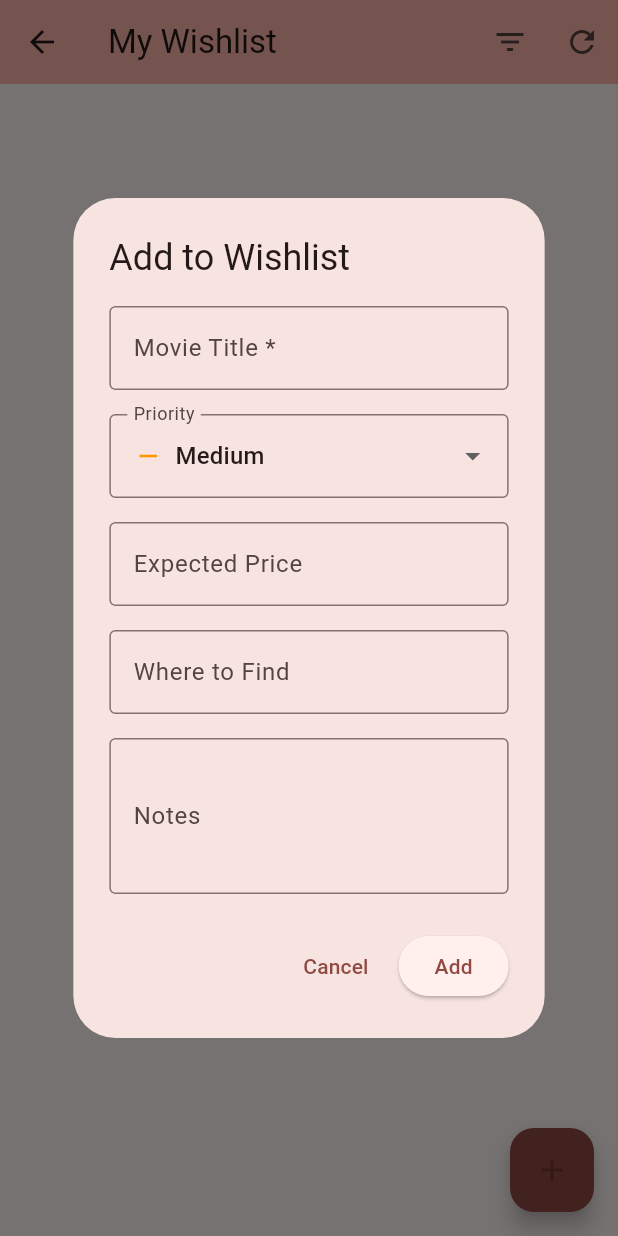
After one commit to Cjking57893/ase-456-movie-collection-app, a Flutter app: the WishlistPage screen opened directly, after a tap on the "add" icon, on a phone screen of 412 x 824 dp. The commit adds this screen. Run offline on Flutter 3.47's test engine with Material 3 defaults, Android fonts, the phone set to English and light mode, and no system bars; our stand-ins replace cloud_firestore, firebase_auth, firebase_core, flutter_dotenv; accounts and stored records are empty.

Commit message:
Added wishlist feature

```diff
--- a/lib/core/service_locator.dart
+++ b/lib/core/service_locator.dart
@@ -4,6 +4,7 @@ import '../repositories/movie_repository.dart';
 import '../services/auth_service.dart';
 import '../services/movie_service.dart';
 import '../services/tmdb_service.dart';
+import '../services/wishlist_service.dart';
 
 class ServiceLocator {
   static final ServiceLocator _instance = ServiceLocator._internal();
@@ -16,6 +17,7 @@ class ServiceLocator {
   late final AuthService _authService;
   late final MovieService _movieService;
   late final TmdbService _tmdbService;
+  late final WishlistService _wishlistService;
 
   void setup() {
     _authRepository = FirebaseAuthRepository();
@@ -30,6 +32,9 @@ class ServiceLocator {
       movieRepository: _movieRepository,
       userRepository: _userRepository,
     );
+    _wishlistService = WishlistService(
+      userRepository: _userRepository,
+    );
   }
 
   AuthService get authService => _authService;
@@ -38,4 +43,5 @@ class ServiceLocator {
   MovieRepository get movieRepository => _movieRepository;
   MovieService get movieService => _movieService;
   TmdbService get tmdbService => _tmdbService;
+  WishlistService get wishlistService => _wishlistService;
 }
--- a/lib/screens/home_page.dart
+++ b/lib/screens/home_page.dart
@@ -2,6 +2,7 @@ import 'package:flutter/material.dart';
 import '../core/service_locator.dart';
 import 'movie_list_page.dart';
 import 'settings_page.dart';
+import 'wishlist_page.dart';
 
 class HomePage extends StatelessWidget {
   const HomePage({super.key});
@@ -60,6 +61,17 @@ class HomePage extends StatelessWidget {
               },
             ),
             ListTile(
+              leading: const Icon(Icons.playlist_add),
+              title: const Text('Wishlist'),
+              onTap: () {
+                Navigator.of(context).pop();
+                Navigator.push(
+                  context,
+                  MaterialPageRoute(builder: (context) => const WishlistPage()),
+                );
+              },
+            ),
+            ListTile(
               leading: const Icon(Icons.settings),
               title: const Text('Settings'),
               onTap: () {
--- a/lib/screens/movie_list_page.dart
+++ b/lib/screens/movie_list_page.dart
@@ -4,6 +4,7 @@ import '../models/movie.dart';
 import 'add_movie_page.dart';
 import 'edit_movie_page.dart';
 import 'movie_search_page.dart';
+import 'wishlist_page.dart';
 
 class MovieListPage extends StatefulWidget {
   const MovieListPage({super.key});
@@ -123,6 +124,21 @@ class _MovieListPageState extends State<MovieListPage>
       floatingActionButton: Column(
         mainAxisAlignment: MainAxisAlignment.end,
         children: [
+          FloatingActionButton(
+            onPressed: () {
+              Navigator.of(context).push(
+                MaterialPageRoute(
+                  builder: (context) => const WishlistPage(),
+                ),
+              );
+            },
+            heroTag: 'wishlist',
+            backgroundColor: Colors.orange,
+            foregroundColor: Colors.white,
+            tooltip: 'My Wishlist',
+            child: const Icon(Icons.playlist_add),
+          ),
+          const SizedBox(height: 10),
           FloatingActionButton(
             onPressed: () async {
               await Navigator.of(context).push(
--- /dev/null
+++ b/lib/screens/wishlist_page.dart
@@ -0,0 +1,555 @@
+import 'package:flutter/material.dart';
+import '../core/service_locator.dart';
+import '../models/wishlist.dart';
+
+class WishlistPage extends StatefulWidget {
+  const WishlistPage({super.key});
+
+  @override
+  State<WishlistPage> createState() => _WishlistPageState();
+}
+
+class _WishlistPageState extends State<WishlistPage> {
+  final _wishlistService = ServiceLocator().wishlistService;
+  final _authService = ServiceLocator().authService;
+
+  List<WishlistItem> _items = [];
+  bool _isLoading = true;
+  String? _errorMessage;
+  WishlistPriority? _filterPriority;
+
+  @override
+  void initState() {
+    super.initState();
+    _loadWishlist();
+  }
+
+  Future<void> _loadWishlist() async {
+    setState(() {
+      _isLoading = true;
+      _errorMessage = null;
+    });
+
+    try {
+      final userId = _authService.currentUser?.uid;
+      if (userId != null) {
+        final wishlist = await _wishlistService.getUserWishlist(userId);
+        if (mounted) {
+          setState(() {
+            _items = wishlist?.items ?? [];
+            _isLoading = false;
+          });
+        }
+      } else {
+        if (mounted) {
+          setState(() {
+            _errorMessage = 'User not authenticated';
+            _isLoading = false;
+          });
+        }
+      }
+    } catch (e) {
+      if (mounted) {
+        setState(() {
+          _errorMessage = 'Could not load wishlist';
+          _isLoading = false;
+        });
+      }
+    }
+  }
+
+  Future<void> _deleteItem(String itemId) async {
+    try {
+      final userId = _authService.currentUser?.uid;
+      if (userId != null) {
+        await _wishlistService.deleteWishlistItem(userId, itemId);
+        await _loadWishlist();
+        if (mounted) {
+          ScaffoldMessenger.of(context).showSnackBar(
+            const SnackBar(content: Text('Item removed from wishlist')),
+          );
+        }
+      }
+    } catch (e) {
+      if (mounted) {
+        ScaffoldMessenger.of(context).showSnackBar(
+          const SnackBar(
+            content: Text('Could not delete item'),
+            backgroundColor: Colors.red,
+          ),
+        );
+      }
+    }
+  }
+
+  List<WishlistItem> get _filteredItems {
+    if (_filterPriority == null) return _items;
+    return _items.where((item) => item.priority == _filterPriority).toList();
+  }
+
+  @override
+  Widget build(BuildContext context) {
+    return Scaffold(
+      appBar: AppBar(
+        title: const Text('My Wishlist'),
+        backgroundColor: Theme.of(context).colorScheme.inversePrimary,
+        actions: [
+          PopupMenuButton<WishlistPriority?>(
+            icon: const Icon(Icons.filter_list),
+            tooltip: 'Filter by Priority',
+            onSelected: (priority) {
+              setState(() => _filterPriority = priority);
+            },
+            itemBuilder: (context) => [
+              const PopupMenuItem(
+                value: null,
+                child: Text('All Priorities'),
+              ),
+              const PopupMenuItem(
+                value: WishlistPriority.high,
+                child: Row(
+                  children: [
+                    Icon(Icons.priority_high, color: Colors.red, size: 20),
+                    SizedBox(width: 8),
+                    Text('High Priority'),
+                  ],
+                ),
+              ),
+              const PopupMenuItem(
+                value: WishlistPriority.medium,
+                child: Row(
+                  children: [
+                    Icon(Icons.remove, color: Colors.orange, size: 20),
+                    SizedBox(width: 8),
+                    Text('Medium Priority'),
+                  ],
+                ),
+              ),
+              const PopupMenuItem(
+                value: WishlistPriority.low,
+                child: Row(
+                  children: [
+                    Icon(Icons.arrow_downward, color: Colors.green, size: 20),
+                    SizedBox(width: 8),
+                    Text('Low Priority'),
+                  ],
+                ),
+              ),
+            ],
+          ),
+          IconButton(
+            icon: const Icon(Icons.refresh),
+            onPressed: _loadWishlist,
+            tooltip: 'Refresh Wishlist',
+          ),
+        ],
+      ),
+      body: _buildBody(),
+      floatingActionButton: FloatingActionButton(
+        onPressed: () async {
+          final result = await _showAddEditDialog();
+          if (result == true) {
+            _loadWishlist();
+          }
+        },
+        backgroundColor: Theme.of(context).colorScheme.primary,
+        child: const Icon(Icons.add),
+      ),
+    );
+  }
+
+  Widget _buildBody() {
+    if (_isLoading) {
+      return const Center(child: CircularProgressIndicator());
+    }
+
+    if (_errorMessage != null) {
+      return Center(
+        child: Column(
+          mainAxisAlignment: MainAxisAlignment.center,
+          children: [
+            Icon(Icons.error, size: 64, color: Colors.grey[400]),
+            const SizedBox(height: 16),
+            Text(_errorMessage!),
+            const SizedBox(height: 16),
+            ElevatedButton(
+              onPressed: _loadWishlist,
+              child: const Text('Retry'),
+            ),
+          ],
+        ),
+      );
+    }
+
+    final displayItems = _filteredItems;
+
+    if (displayItems.isEmpty) {
+      return Center(
+        child: Column(
+          mainAxisAlignment: MainAxisAlignment.center,
+          children: [
+            Icon(
+              Icons.playlist_add,
+              size: 64,
+              color: Colors.grey[400],
+            ),
+            const SizedBox(height: 16),
+            Text(
+              _filterPriority == null
+                  ? 'No wishlist items yet'
+                  : 'No ${_filterPriority!.name} priority items',
+              style: const TextStyle(fontSize: 18),
+            ),
+            const SizedBox(height: 8),
+            const Text(
+              'Tap the + button to add movies you want',
+              style: TextStyle(color: Colors.grey),
+            ),
+          ],
+        ),
+      );
+    }
+
+    return RefreshIndicator(
+      onRefresh: _loadWishlist,
+      child: ListView.builder(
+        itemCount: displayItems.length,
+        itemBuilder: (context, index) {
+          final item = displayItems[index];
+          return _WishlistItemTile(
+            item: item,
+            onEdit: () async {
+              final result = await _showAddEditDialog(item: item);
+              if (result == true) {
+                _loadWishlist();
+              }
+            },
+            onDelete: () => _showDeleteDialog(item),
+          );
+        },
+      ),
+    );
+  }
+
+  Future<void> _showDeleteDialog(WishlistItem item) async {
+    final confirmed = await showDialog<bool>(
+      context: context,
+      builder: (context) => AlertDialog(
+        title: const Text('Remove Item'),
+        content: Text(
+          'Are you sure you want to remove "${item.movieTitle}" from your wishlist?',
+        ),
+        actions: [
+          TextButton(
+            onPressed: () => Navigator.of(context).pop(false),
+            child: const Text('Cancel'),
+          ),
+          TextButton(
+            onPressed: () => Navigator.of(context).pop(true),
+            style: TextButton.styleFrom(foregroundColor: Colors.red),
+            child: const Text('Remove'),
+          ),
+        ],
+      ),
+    );
+
+    if (confirmed == true) {
+      await _deleteItem(item.id);
+    }
+  }
+
+  Future<bool?> _showAddEditDialog({WishlistItem? item}) async {
+    final titleController = TextEditingController(text: item?.movieTitle ?? '');
+    final notesController = TextEditingController(text: item?.notes ?? '');
+    final priceController = TextEditingController(
+      text: item?.expectedPrice?.toString() ?? '',
+    );
+    final whereToFindController = TextEditingController(
+      text: item?.whereToFind ?? '',
+    );
+
+    WishlistPriority selectedPriority = item?.priority ?? WishlistPriority.medium;
+    final formKey = GlobalKey<FormState>();
+
+    return showDialog<bool>(
+      context: context,
+      builder: (context) => StatefulBuilder(
+        builder: (context, setDialogState) => AlertDialog(
+          title: Text(item == null ? 'Add to Wishlist' : 'Edit Wishlist Item'),
+          content: SingleChildScrollView(
+            child: Form(
+              key: formKey,
+              child: Column(
+                mainAxisSize: MainAxisSize.min,
+                children: [
+                  TextFormField(
+                    controller: titleController,
+                    decoration: const InputDecoration(
+                      labelText: 'Movie Title *',
+                      border: OutlineInputBorder(),
+                    ),
+                    validator: (value) {
+                      if (value == null || value.trim().isEmpty) {
+                        return 'Please enter a movie title';
+                      }
+                      return null;
+                    },
+                  ),
+                  const SizedBox(height: 16),
+                  DropdownButtonFormField<WishlistPriority>(
+                    value: selectedPriority,
+                    decoration: const InputDecoration(
+                      labelText: 'Priority',
+                      border: OutlineInputBorder(),
+                    ),
+                    items: [
+                      const DropdownMenuItem(
+                        value: WishlistPriority.high,
+                        child: Row(
+                          children: [
+                            Icon(Icons.priority_high, color: Colors.red, size: 20),
+                            SizedBox(width: 8),
+                            Text('High'),
+                          ],
+                        ),
+                      ),
+                      const DropdownMenuItem(
+                        value: WishlistPriority.medium,
+                        child: Row(
+                          children: [
+                            Icon(Icons.remove, color: Colors.orange, size: 20),
+                            SizedBox(width: 8),
+                            Text('Medium'),
+                          ],
+                        ),
+                      ),
+                      const DropdownMenuItem(
+                        value: WishlistPriority.low,
+                        child: Row(
+                          children: [
+                            Icon(Icons.arrow_downward, color: Colors.green, size: 20),
+                            SizedBox(width: 8),
+                            Text('Low'),
+                          ],
+                        ),
+                      ),
+                    ],
+                    onChanged: (value) {
+                      setDialogState(() => selectedPriority = value!);
+                    },
+                  ),
+                  const SizedBox(height: 16),
+                  TextFormField(
+                    controller: priceController,
+                    decoration: const InputDecoration(
+                      labelText: 'Expected Price',
+                      border: OutlineInputBorder(),
+                      prefixText: '\$',
+                    ),
+                    keyboardType: const TextInputType.numberWithOptions(decimal: true),
+                  ),
+                  const SizedBox(height: 16),
+                  TextFormField(
+                    controller: whereToFindController,
+                    decoration: const InputDecoration(
+                      labelText: 'Where to Find',
+                      border: OutlineInputBorder(),
+                      hintText: 'e.g., Amazon, eBay, Local store',
+                    ),
+                  ),
+                  const SizedBox(height: 16),
+                  TextFormField(
+                    controller: notesController,
+                    decoration: const InputDecoration(
+                      labelText: 'Notes',
+                      border: OutlineInputBorder(),
+                    ),
+                    maxLines: 3,
+                  ),
+                ],
+              ),
+            ),
+          ),
+          actions: [
+            TextButton(
+              onPressed: () => Navigator.of(context).pop(false),
+              child: const Text('Cancel'),
+            ),
+            ElevatedButton(
+              onPressed: () async {
+                if (!formKey.currentState!.validate()) return;
+
+                try {
+                  final userId = _authService.currentUser?.uid;
+                  if (userId == null) {
+                    throw Exception('User not authenticated');
+                  }
+
+                  final price = priceController.text.trim().isEmpty
+                      ? null
+                      : double.tryParse(priceController.text.trim());
+
+                  if (item == null) {
+                    // Add new item
+                    await _wishlistService.addWishlistItem(
+                      userId: userId,
+                      movieTitle: titleController.text.trim(),
+                      priority: selectedPriority,
+                      notes: notesController.text.trim().isEmpty
+                          ? null
+                          : notesController.text.trim(),
+                      expectedPrice: price,
+                      whereToFind: whereToFindController.text.trim().isEmpty
+                          ? null
+                          : whereToFindController.text.trim(),
+                    );
+                  } else {
+                    // Update existing item
+                    await _wishlistService.updateWishlistItem(
+                      userId: userId,
+                      itemId: item.id,
+                      movieTitle: titleController.text.trim(),
+                      priority: selectedPriority,
+                      notes: notesController.text.trim().isEmpty
+                          ? null
+                          : notesController.text.trim(),
+                      expectedPrice: price,
+                      whereToFind: whereToFindController.text.trim().isEmpty
+                          ? null
+                          : whereToFindController.text.trim(),
+                    );
+                  }
+
+                  if (context.mounted) {
+                    Navigator.of(context).pop(true);
+                  }
+                } catch (e) {
+                  if (context.mounted) {
+                    ScaffoldMessenger.of(context).showSnackBar(
+                      SnackBar(
+                        content: Text('Error: ${e.toString()}'),
+                        backgroundColor: Colors.red,
+                      ),
+                    );
+                  }
+                }
+              },
+              child: Text(item == null ? 'Add' : 'Save'),
+            ),
+          ],
+        ),
+      ),
+    );
+  }
+}
+
+class _WishlistItemTile extends StatelessWidget {
+  final WishlistItem item;
+  final VoidCallback onEdit;
+  final VoidCallback onDelete;
+
+  const _WishlistItemTile({
+    required this.item,
+    required this.onEdit,
+    required this.onDelete,
+  });
+
+  Color _getPriorityColor() {
+    switch (item.priority) {
+      case WishlistPriority.high:
+        return Colors.red;
+      case WishlistPriority.medium:
+        return Colors.orange;
+      case WishlistPriority.low:
+        return Colors.green;
+    }
+  }
+
+  IconData _getPriorityIcon() {
+    switch (item.priority) {
+      case WishlistPriority.high:
+        return Icons.priority_high;
+      case WishlistPriority.medium:
+        return Icons.remove;
+      case WishlistPriority.low:
+        return Icons.arrow_downward;
+    }
+  }
+
+  @override
+  Widget build(BuildContext context) {
+    return Card(
+      margin: const EdgeInsets.symmetric(horizontal: 16, vertical: 4),
+      child: ListTile(
+        leading: CircleAvatar(
+          backgroundColor: _getPriorityColor(),
+          child: Icon(_getPriorityIcon(), color: Colors.white),
+        ),
+        title: Text(
+          item.movieTitle,
+          style: const TextStyle(fontWeight: FontWeight.bold),
+        ),
+        subtitle: Column(
+          crossAxisAlignment: CrossAxisAlignment.start,
+          children: [
+            Text(
+              'Priority: ${item.priority.name.toUpperCase()}',
+              style: TextStyle(color: _getPriorityColor()),
+            ),
+            if (item.expectedPrice != null)
+              Text('Expected Price: \$${item.expectedPrice!.toStringAsFixed(2)}'),
+            if (item.whereToFind != null)
+              Text('Where: ${item.whereToFind}'),
+            if (item.notes != null && item.notes!.isNotEmpty)
+              Text(
+                item.notes!,
+                maxLines: 2,
+                overflow: TextOverflow.ellipsis,
+                style: const TextStyle(fontStyle: FontStyle.italic),
+              ),
+            Text(
+              'Added: ${_formatDate(item.dateAdded)}',
+              style: const TextStyle(fontSize: 12, color: Colors.grey),
+            ),
+          ],
+        ),
+        trailing: PopupMenuButton<String>(
+          onSelected: (value) {
+            if (value == 'edit') {
+              onEdit();
+            } else if (value == 'delete') {
+              onDelete();
+            }
+          },
+          itemBuilder: (context) => [
+            const PopupMenuItem(
+              value: 'edit',
+              child: Row(
+                children: [
+                  Icon(Icons.edit, size: 20),
+                  SizedBox(width: 8),
+                  Text('Edit'),
+                ],
+              ),
+            ),
+            const PopupMenuItem(
+              value: 'delete',
+              child: Row(
+                children: [
+                  Icon(Icons.delete, size: 20, color: Colors.red),
+                  SizedBox(width: 8),
+                  Text('Remove', style: TextStyle(color: Colors.red)),
+                ],
+              ),
+            ),
+          ],
+        ),
+        isThreeLine: true,
+      ),
+    );
+  }
+
+  String _formatDate(DateTime date) {
+    return '${date.month}/${date.day}/${date.year}';
+  }
+}
--- /dev/null
+++ b/lib/services/wishlist_service.dart
@@ -0,0 +1,96 @@
+import '../models/wishlist.dart';
+import '../repositories/user_repository.dart';
+
+class WishlistService {
+  final UserRepository _userRepository;
+
+  WishlistService({required UserRepository userRepository})
+      : _userRepository = userRepository;
+
+  Future<Wishlist?> getUserWishlist(String userId) async {
+    final user = await _userRepository.getUser(userId);
+    return user?.wishlist;
+  }
+
+  Future<void> addWishlistItem({
+    required String userId,
+    required String movieTitle,
+    String? movieId,
+    WishlistPriority priority = WishlistPriority.medium,
+    String? notes,
+    double? expectedPrice,
+    String? whereToFind,
+  }) async {
+    final user = await _userRepository.getUser(userId);
+    if (user == null) {
+      throw Exception('User not found');
+    }
+
+    final itemId = DateTime.now().millisecondsSinceEpoch.toString();
+    final item = WishlistItem(
+      id: itemId,
+      movieTitle: movieTitle,
+      movieId: movieId,
+      priority: priority,
+      notes: notes,
+      expectedPrice: expectedPrice,
+      whereToFind: whereToFind,
+      dateAdded: DateTime.now(),
+    );
+
+    final updatedUser = user.addToWishlist(item);
+    await _userRepository.updateUser(updatedUser);
+  }
+
+  Future<void> updateWishlistItem({
+    required String userId,
+    required String itemId,
+    required String movieTitle,
+    String? movieId,
+    WishlistPriority? priority,
+    String? notes,
+    double? expectedPrice,
+    String? whereToFind,
+  }) async {
+    final user = await _userRepository.getUser(userId);
+    if (user == null) {
+      throw Exception('User not found');
+    }
+
+    final existingItem = user.wishlist.items.firstWhere(
+      (item) => item.id == itemId,
+      orElse: () => throw Exception('Wishlist item not found'),
+    );
+
+    final updatedItem = existingItem.copyWith(
+      movieTitle: movieTitle,
+      movieId: movieId,
+      priority: priority,
+      notes: notes,
+      expectedPrice: expectedPrice,
+      whereToFind: whereToFind,
+    );
+
+    final updatedWishlist = user.wishlist.updateItem(itemId, updatedItem);
+    final updatedUser = user.updateWishlist(updatedWishlist);
+    await _userRepository.updateUser(updatedUser);
+  }
+
+  Future<void> deleteWishlistItem(String userId, String itemId) async {
+    final user = await _userRepository.getUser(userId);
+    if (user == null) {
+      throw Exception('User not found');
+    }
+
+    final updatedUser = user.removeFromWishlist(itemId);
+    await _userRepository.updateUser(updatedUser);
+  }
+
+  Future<List<WishlistItem>> getWishlistItemsByPriority(
+    String userId,
+    WishlistPriority priority,
+  ) async {
+    final wishlist = await getUserWishlist(userId);
+    return wishlist?.getItemsByPriority(priority) ?? [];
+  }
+}
```
Also changed, not shown: lib/screens/movie_search_page.dart (+57 -4 lines).
